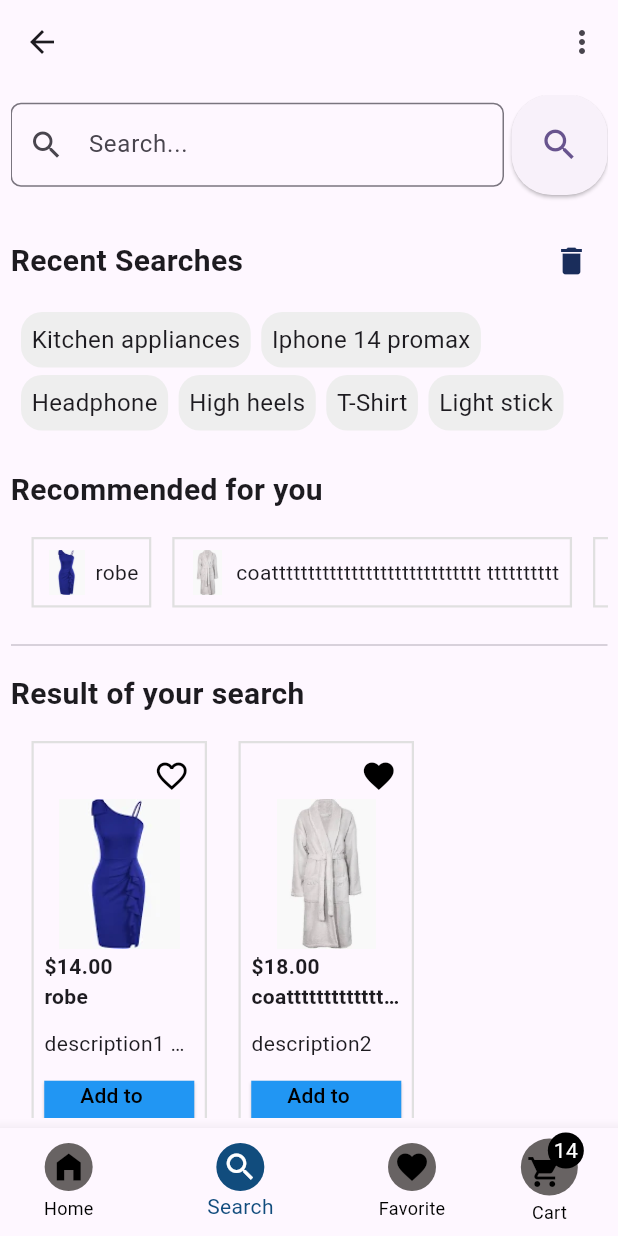
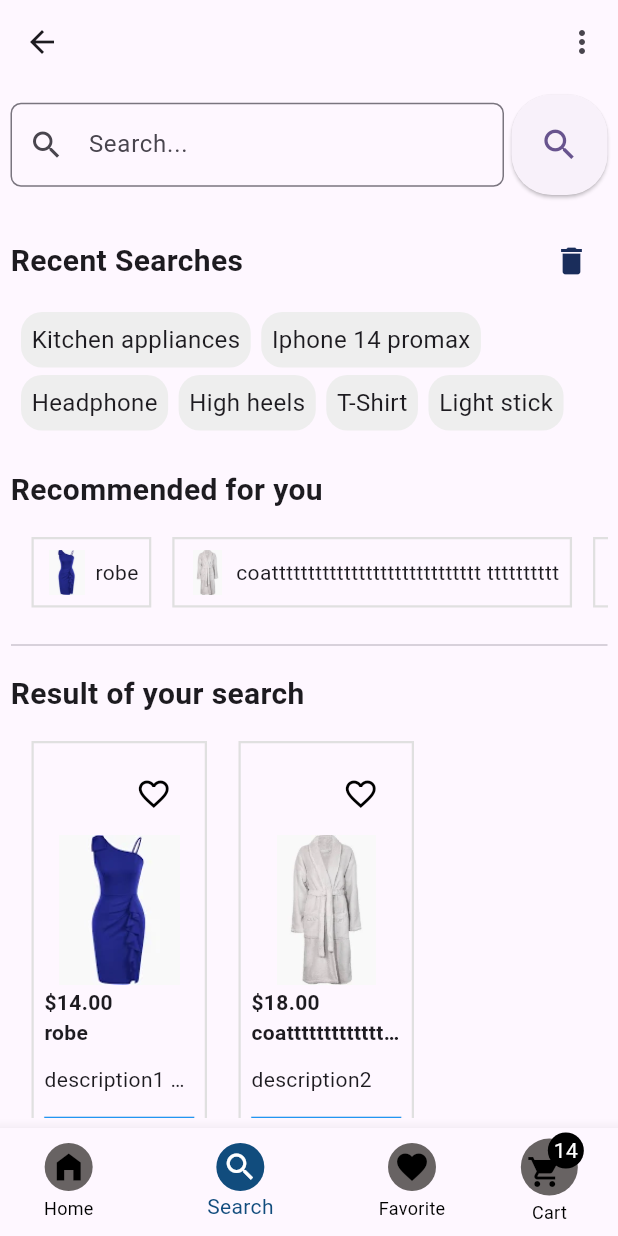
Before and after one commit to Tchouka-Vanelle/flutter_eCommerce_app, a Flutter app: the MyAppPages screen opened by its route, on a phone screen of 412 x 824 dp. Run offline on Flutter 3.47's test engine with Material 3 defaults, Android fonts, the phone set to English and light mode, and no system bars; our stand-ins replace shared_preferences; accounts and stored records are empty.

Commit message:
add and remove favory work but not totally synchro with the popup show product

```diff
--- a/lib/models/product.dart
+++ b/lib/models/product.dart
@@ -19,4 +19,15 @@ class Product {
     this.category,
   }) ;
 
+  @override
+    bool operator ==(Object other) {
+      if(identical(this, other)) return true;
+      if(other is! Product) return false;
+      return id == other.id;
+    }
+
+  @override
+  int get hashCode => id.hashCode;
+
+
 }
--- a/lib/views/cart_view_element/product_to_buy.dart
+++ b/lib/views/cart_view_element/product_to_buy.dart
@@ -92,7 +92,7 @@ class _ProductToBuyState extends State<ProductToBuy> {
                                     showDialog(
                                       context: context,
                                       builder: (BuildContext context) {
-                                        return  ShowProductDetails(product: widget.productToBuy[index], index: index);
+                                        return  ShowProductDetails(product: widget.productToBuy[index]);
                                       },
                                     );
                                   },
--- a/lib/views/profil_view_element/login_view.dart
+++ b/lib/views/profil_view_element/login_view.dart
@@ -54,7 +54,8 @@ class _LoginViewState extends State<LoginView> {
         var favItems =  [
         Product(description: 'description1 oi zkzks  n,kpq^dl qskdp jjjjjjjj kkkkkkk o nnkkk llll ppppp eeeee ttt y y m zz eer zzzz eedd eer zzz zzz ee eee pppp jjj hhhh fder', price: 14.0, images: ['robe', 'coat', 'robe', 'coat'], id: 1, name: 'robe', nbrAchat: 18),
         Product(description: 'description2', price: 18.5, images: ['coat'], id: 2, name: 'coattttttttttttttttttttttttttttt tttttttttt', nbrAchat: 15),
-        Product(description: 'description3 kal lpzpz pp', price: 27.0, images: ['robe'], id: 3, name: 'pantalon', nbrAchat: 14),];
+        Product(description: 'description5', price: 33.0, images: ['robe'], id: 4, name: 'tshirt', nbrAchat: 7)
+        ];
 
         session.setCartItems(cartItems);
         session.setFavItems(favItems);
--- a/lib/views/search_product_element/product_list.dart
+++ b/lib/views/search_product_element/product_list.dart
@@ -1,15 +1,61 @@
 import 'package:flutter/material.dart';
 import 'package:task_management/models/product.dart';
+import 'package:task_management/models/user_session.dart';
 import 'package:task_management/views/show_product_details.dart';
 
 
-class ProductList extends StatelessWidget {
+class ProductList extends StatefulWidget {
 
   const ProductList({super.key, required this.productList});
   final List<Product> productList;
 
   @override
+  State<ProductList> createState() => _ProductListState();
+}
+
+class _ProductListState extends State<ProductList> {
+
+  late ValueNotifier<List<Product>> _favoriteProductsNotifier = ValueNotifier([]);
+  bool _isLoaded = false;
+
+
+  @override
+  void initState() {
+    super.initState();
+    _loadFavorites();
+  }
+
+  void _loadFavorites() async{
+     final session = await UserSession.instance;
+      _favoriteProductsNotifier = ValueNotifier<List<Product>>(session.favItems);
+      setState(() {
+        _isLoaded = true;
+      });
+  }
+
+
+  void _toggleFavorite(Product product) async {
+    final session = await UserSession.instance;
+
+     if (_favoriteProductsNotifier.value.contains(product)) {
+      _favoriteProductsNotifier.value =
+          List.from(_favoriteProductsNotifier.value)..remove(product);
+    } else {
+      _favoriteProductsNotifier.value =
+          List.from(_favoriteProductsNotifier.value)..add(product);
+    }
+
+    session.setFavItems(_favoriteProductsNotifier.value);
+
+  }
+
+
+  @override
   Widget build(BuildContext context) {
+
+    if (!_isLoaded) {
+    return const Center(child: CircularProgressIndicator());
+    }
     return Column(
       mainAxisAlignment: MainAxisAlignment.start,
       children: [
@@ -23,7 +69,6 @@ class ProductList extends StatelessWidget {
                     fontWeight: FontWeight.bold,
                   ),
               ),
-
             ],
           ),
           const SizedBox(height: 10),
@@ -35,21 +80,11 @@ class ProductList extends StatelessWidget {
                   runAlignment: WrapAlignment.start,
                   spacing: 7, //space horizontal
                   runSpacing: 5,
-                  children: productList.asMap().entries.map((entry) {
+                  children: widget.productList.asMap().entries.map((entry) {
 
                     Product e = entry.value;
-                    int index = entry.key;
 
-                    return GestureDetector(
-                      onTap: () {
-                        showDialog(
-                          context: context,
-                          builder: (BuildContext context) {
-                            return  ShowProductDetails(product: e, index: index);
-                          },
-                        );
-                      },
-                      child:  Container(
+                    return  Container(
                         padding: const EdgeInsets.all(7),
                         margin: const EdgeInsets.all(7),
                         decoration: BoxDecoration(
@@ -68,16 +103,34 @@ class ProductList extends StatelessWidget {
                                   alignment: Alignment.centerRight,
                                   child: Padding(
                                     padding: const EdgeInsets.all(3),
-                                    child: Icon(
-                                      index % 2 == 0 ? Icons.favorite_border : Icons.favorite,
-                                      color: Colors.black
+                                    child:  ValueListenableBuilder<List<Product>>(
+                                      valueListenable: _favoriteProductsNotifier,
+                                      builder: (context, favoriteProducts, child) {
+                                        return
+                                            IconButton(
+                                              icon: Icon(
+                                                favoriteProducts.contains(e) ? Icons.favorite : Icons.favorite_border ,
+                                                color: Colors.black),
+                                              onPressed: () => _toggleFavorite(e)
+                                            );
+                                      }
                                     )
                                   )
                                 ),
-                                Image(
+                                GestureDetector(
+                                  onTap: () {
+                                    showDialog(
+                                      context: context,
+                                      builder: (BuildContext context) {
+                                        return  ShowProductDetails(product: e);
+                                      },
+                                    );
+                                  },
+                                  child:  Image(
                                       image: AssetImage('assets/product_images/${e.images[0]}.png'),
                                       width: 100,  height: 100,
                                     ),
+                                ),
                                 const SizedBox(height: 2),
 
                                 Text('\$${e.price.toStringAsFixed(2)}', style: const TextStyle(fontWeight: FontWeight.bold),),
@@ -106,8 +159,7 @@ class ProductList extends StatelessWidget {
 
                           )
                         )
-                      )
-                    );
+                      );
                   }).toList(),
                 )
               )
--- a/lib/views/search_product_element/recommended_for_you_section.dart
+++ b/lib/views/search_product_element/recommended_for_you_section.dart
@@ -32,18 +32,8 @@ class RecommendedForYouSection extends StatelessWidget {
                   children:  recommendedForYou.asMap().entries.map((pro) {
 
                     Product e = pro.value;
-                    int index = pro.key;
 
-                    return GestureDetector(
-                      onTap: () {
-                        showDialog(
-                          context: context,
-                          builder: (BuildContext context) {
-                            return  ShowProductDetails(product: e, index: index);
-                          },
-                        );
-                      },
-                      child: Container(
+                    return Container(
                       padding: const EdgeInsets.all(7),
                       margin: const EdgeInsets.all(7),
                       decoration: BoxDecoration(
@@ -59,15 +49,25 @@ class RecommendedForYouSection extends StatelessWidget {
                           child: Row(
                             crossAxisAlignment: CrossAxisAlignment.center,
                             children: [
-                              Image(image: AssetImage('assets/product_images/${e.images[0]}.png'),
+                              GestureDetector(
+                                onTap: () {
+                                  showDialog(
+                                    context: context,
+                                    builder: (BuildContext context) {
+                                      return  ShowProductDetails(product: e);
+                                    },
+                                  );
+                                },
+                                child: Image(image: AssetImage('assets/product_images/${e.images[0]}.png'),
                                     width: 30,  height: 30,),
+                              ),
                               const SizedBox(width: 4),
                               Text(e.name,)
                             ],
                           )
                         )
                       )
-                    ));
+                    );
                   }).toList(),
                 )
               )
--- a/lib/views/search_product_element/search_product_view.dart
+++ b/lib/views/search_product_element/search_product_view.dart
@@ -19,12 +19,12 @@ class _SearchProductViewState extends State<SearchProductView> {
     'High heels', 'T-Shirt', 'Light stick',
   ];
   List<Product> recommendedForYou = [
-    Product(description: 'description1 oi zkzks  n,kpq^dl qskdp jjjjjjjj kkkkkkk o nnkkk llll ppppp eeeee ttt y y m zz eer zzzz eedd eer zzz zzz ee eee pppp jjj hhhh fder', price: 14.0, images: ['robe', 'coat', 'robe', 'coat'], id: 1, name: 'robe', nbrAchat: 18),
-    Product(description: 'description2', price: 18.0, images: ['coat'], id: 2, name: 'coattttttttttttttttttttttttttttt tttttttttt', nbrAchat: 15),
-    Product(description: 'description3 kal lpzpz pp', price: 14.0, images: ['robe'], id: 3, name: 'pantalon', nbrAchat: 14),
-    Product(description: 'description4 lolipop', price: 18.0, images: ['coat'], id: 4, name: 'pull', nbrAchat: 11),
-    Product(description: 'description5', price: 14.0, images: ['robe'], id: 4, name: 'tshirt', nbrAchat: 7),
-    Product(description: 'description6', price: 18.0, images: ['coat'], id: 2, name: 'jupe', nbrAchat: 7),
+    Product(id: 1, description: 'description1 oi zkzks  n,kpq^dl qskdp jjjjjjjj kkkkkkk o nnkkk llll ppppp eeeee ttt y y m zz eer zzzz eedd eer zzz zzz ee eee pppp jjj hhhh fder', price: 14.0, images: ['robe', 'coat', 'robe', 'coat'], name: 'robe', nbrAchat: 18),
+    Product(id: 2, description: 'description2', price: 18.0, images: ['coat'], name: 'coattttttttttttttttttttttttttttt tttttttttt', nbrAchat: 15),
+    Product(id: 3, description: 'description3 kal lpzpz pp', price: 24.0, images: ['robe'], name: 'pantalon', nbrAchat: 14),
+    Product(id: 4, description: 'description4 lolipop', price: 29.0, images: ['coat'],  name: 'pull', nbrAchat: 11),
+    Product(id: 5, description: 'description5', price: 33.0, images: ['robe'], name: 'tshirt', nbrAchat: 7),
+    Product(id: 6, description: 'description6', price: 41.0, images: ['coat'], name: 'jupe', nbrAchat: 7),
   ];
 
   void searchEntry(String searchValue) {
@@ -36,14 +36,18 @@ class _SearchProductViewState extends State<SearchProductView> {
 
     return Padding(
       padding: const EdgeInsets.all(7),
-      child: SingleChildScrollView(
-        scrollDirection: Axis.vertical,
+
         child: Column(
           crossAxisAlignment: CrossAxisAlignment.start,
           children: [
             const Row(),
             SearchSection(searchEntry: searchEntry),
             const SizedBox(height: 20),
+            Expanded(
+              child: SingleChildScrollView(
+                scrollDirection: Axis.vertical,
+
+                child: Column(children: [
                   RecentSearchesSection(recentSearches: recentSearches),
                   const SizedBox(height: 25),
                   RecommendedForYouSection(recommendedForYou: recommendedForYou),
@@ -57,9 +61,11 @@ class _SearchProductViewState extends State<SearchProductView> {
 
                   ProductList(productList: recommendedForYou),
                   const SizedBox(height: 25,),
+                ],)
+              ),
+            )
           ],
         ),
-      )
     );
   }
 }
```
Also changed, not shown: lib/main.dart (+7 -6 lines), lib/views/favorite_view_element/favorite_view.dart (+77 -49 lines), lib/views/show_product_details.dart (+58 -8 lines), 1 other file. Lines whose indentation alone changed are shown as unchanged.
